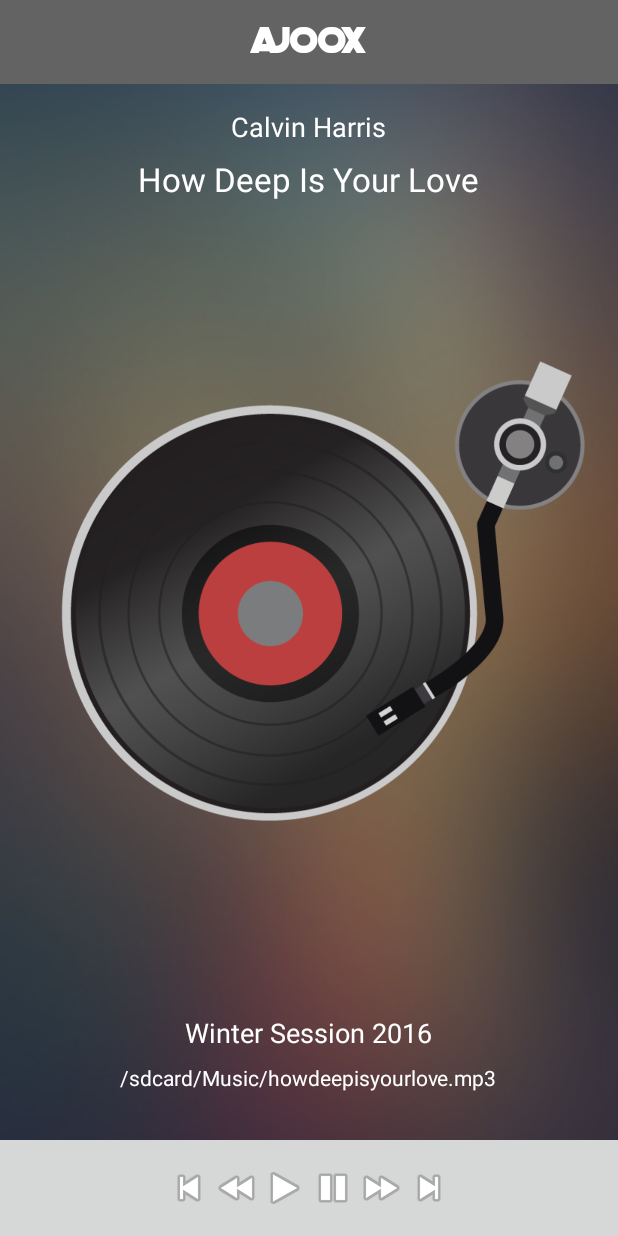
After one commit to citacup/ajoox, an Android app: the Player screen opened directly, with no data from a screen before it, on a phone screen of 412 x 824 dp. The commit adds this screen. Run offline under Robolectric (Android 15) with nearby library versions, the phone set to English and light mode, and no system bars.

Commit message:
coba 2 edit

```diff
--- a/app/src/main/java/com/ictidn/cita/ajoox/ListActivity.java
+++ b/app/src/main/java/com/ictidn/cita/ajoox/ListActivity.java
@@ -28,7 +28,7 @@ public class ListActivity extends Activity {
 
         // Listview Data
         String products[] = {"Backstreet Boys",
-                "Carly Rae Jepsene",
+                "Carly Rae Jepsen",
                 "Eminem",
                 "Girls Generation",
                 "Calvin Harris",
--- /dev/null
+++ b/app/src/main/java/com/ictidn/cita/ajoox/Player.java
@@ -0,0 +1,58 @@
+package com.ictidn.cita.ajoox;
+
+import android.app.Activity;
+import android.content.Intent;
+import android.graphics.Typeface;
+import android.media.MediaPlayer;
+import android.os.Bundle;
+import android.view.View;
+import android.widget.Button;
+import android.widget.TextView;
+import android.widget.Toast;
+
+/**
+ * Created by CITACUP on 3/31/2015.
+ */
+public class Player extends Activity {
+
+    Intent svc = null;
+
+    @Override
+    protected void onCreate(Bundle savedInstanceState) {
+        super.onCreate(savedInstanceState);
+        //sound background
+        svc = new Intent(this, BackgroundSoundService.class);
+
+        //set view
+        setContentView(R.layout.player);
+
+        TextView title = (TextView) findViewById(R.id.toolbar_title);
+        Typeface faceDea = Typeface.createFromAsset(getAssets(), "fonts/deathstar.otf");
+        title.setTypeface(faceDea);
+    }
+
+    @Override
+    protected void onDestroy() {
+        //stop background
+        stopService(svc);
+        super.onDestroy();
+    }
+
+    @Override
+    public void onBackPressed()
+    {
+        Intent i = new Intent(Player.this, ScrollingActivity.class);
+        startActivity(i);
+        finish();
+    }
+
+    public void media(View v) {
+        switch (v.getId()) {
+            case (R.id.play):
+                startService(svc);
+            case (R.id.pause):
+                stopService(svc);
+        }
+    }
+
+}
--- /dev/null
+++ b/app/src/main/res/layout/player.xml
@@ -0,0 +1,163 @@
+<?xml version="1.0" encoding="utf-8"?>
+<LinearLayout
+    xmlns:android="http://schemas.android.com/apk/res/android"
+    xmlns:app="http://schemas.android.com/apk/res-auto"
+    android:orientation="vertical"
+    android:layout_width="match_parent"
+    android:layout_height="match_parent"
+    android:background="@drawable/bg_view">
+
+    <android.support.v7.widget.Toolbar
+        android:id="@+id/toolbar"
+        android:layout_width="match_parent"
+        android:layout_height="?attr/actionBarSize"
+        android:background="?attr/colorPrimary"
+        app:layout_scrollFlags="scroll|enterAlways"
+        app:popupTheme="@style/AppTheme.PopupOverlay">
+
+        <LinearLayout
+            android:id="@+id/layout"
+            android:layout_width="match_parent"
+            android:layout_height="wrap_content"
+            android:layout_marginRight="@dimen/text_margin"
+            android:gravity="center"
+            android:orientation="horizontal">
+
+            <LinearLayout
+                android:layout_width="wrap_content"
+                android:layout_height="wrap_content"
+                android:layout_weight="3"
+                android:gravity="center_vertical|center_horizontal"
+                android:orientation="vertical">
+
+                <TextView
+                    android:id="@+id/toolbar_title"
+                    style="@style/TextAppearance.AppCompat.Widget.ActionBar.Title"
+                    android:layout_width="wrap_content"
+                    android:layout_height="wrap_content"
+                    android:layout_gravity="center"
+                    android:text="@string/app_name"
+                    android:textColor="@android:color/white"
+                    android:textSize="24dp" />
+            </LinearLayout>
+
+        </LinearLayout>
+
+    </android.support.v7.widget.Toolbar>
+
+    <LinearLayout
+        android:orientation="vertical"
+        android:layout_width="fill_parent"
+        android:layout_height="fill_parent"
+        android:layout_weight="1">
+
+        <TextView
+            android:layout_width="wrap_content"
+            android:layout_height="wrap_content"
+            android:layout_gravity="center"
+            android:textAppearance="?android:attr/textAppearanceMedium"
+            android:text="Calvin Harris"
+            android:id="@+id/textArtist"
+            android:textColor="@android:color/white"
+            android:layout_marginBottom="@dimen/margin_small"
+            android:layout_marginTop="@dimen/text_margin"/>
+
+        <TextView
+            android:layout_width="wrap_content"
+            android:layout_height="wrap_content"
+            android:layout_gravity="center"
+            android:textAppearance="?android:attr/textAppearanceLarge"
+            android:text="How Deep Is Your Love"
+            android:id="@+id/textTitle"
+            android:textColor="@android:color/white"/>
+
+        <ImageView
+            android:layout_width="wrap_content"
+            android:layout_height="wrap_content"
+            android:layout_gravity="center"
+            android:layout_weight="1"
+            android:src="@drawable/player"
+            android:id="@+id/imageView" />
+
+        <TextView
+            android:layout_width="wrap_content"
+            android:layout_height="wrap_content"
+            android:layout_gravity="center"
+            android:textAppearance="?android:attr/textAppearanceMedium"
+            android:text="Winter Session 2016"
+            android:id="@+id/textViewAlbum"
+            android:textColor="@android:color/white"/>
+
+        <TextView
+            android:layout_width="wrap_content"
+            android:layout_height="wrap_content"
+            android:layout_gravity="center"
+            android:textAppearance="?android:attr/textAppearanceSmall"
+            android:text="/sdcard/Music/howdeepisyourlove.mp3"
+            android:id="@+id/textPath"
+            android:textColor="@android:color/white"
+            android:layout_marginTop="@dimen/margin_small"
+            android:layout_marginBottom="32dp"/>
+    </LinearLayout>
+
+    <LinearLayout
+        android:id="@+id/layoutbawah"
+        android:layout_width="fill_parent"
+        android:layout_height="wrap_content"
+        android:layout_alignParentBottom="true"
+        android:background="@color/button_material_light"
+        android:padding="@dimen/text_margin">
+
+        <LinearLayout
+            android:layout_width="fill_parent"
+            android:layout_height="match_parent"
+            android:layout_gravity="center"
+            android:gravity="center_vertical|center_horizontal"
+            android:orientation="horizontal">
+
+            <ImageButton
+                android:id="@+id/backward"
+                android:layout_width="wrap_content"
+                android:layout_height="wrap_content"
+                android:background="@android:drawable/ic_media_previous"
+                android:onClick="media"/>
+
+            <ImageButton
+                android:id="@+id/rew"
+                android:layout_width="wrap_content"
+                android:layout_height="wrap_content"
+                android:background="@android:drawable/ic_media_rew"
+                android:onClick="media"/>
+
+            <ImageButton
+                android:id="@+id/play"
+                android:layout_width="wrap_content"
+                android:layout_height="wrap_content"
+                android:background="@android:drawable/ic_media_play"
+                android:onClick="media"/>
+
+            <ImageButton
+                android:id="@+id/pause"
+                android:layout_width="wrap_content"
+                android:layout_height="wrap_content"
+                android:background="@android:drawable/ic_media_pause"
+                android:onClick="media"/>
+
+            <ImageButton
+                android:id="@+id/ff"
+                android:layout_width="wrap_content"
+                android:layout_height="wrap_content"
+                android:background="@android:drawable/ic_media_ff"
+                android:onClick="media"/>
+
+            <ImageButton
+                android:id="@+id/forward"
+                android:layout_width="wrap_content"
+                android:layout_height="wrap_content"
+                android:background="@android:drawable/ic_media_next"
+                android:onClick="media"/>
+
+        </LinearLayout>
+
+    </LinearLayout>
+</LinearLayout>
```
Also changed, not shown: app/src/main/java/com/ictidn/cita/ajoox/BackgroundSoundService.java (added, +57 -0 lines), app/src/main/java/com/ictidn/cita/ajoox/GridActivity.java (added, +35 -0 lines), app/src/main/java/com/ictidn/cita/ajoox/ImageAdapter.java (added, +46 -0 lines), app/src/main/res/layout/grid_item.xml (added, +26 -0 lines), app/src/main/res/layout/grid_layout.xml (added, +92 -0 lines), app/src/main/res/layout/list_item.xml (added, +25 -0 lines), app/src/main/res/layout/list_layout.xml (added, +85 -0 lines), app/src/main/res/drawable/player.png (added), app/src/main/res/drawable/sound_icon.png (added), 5 other files.
